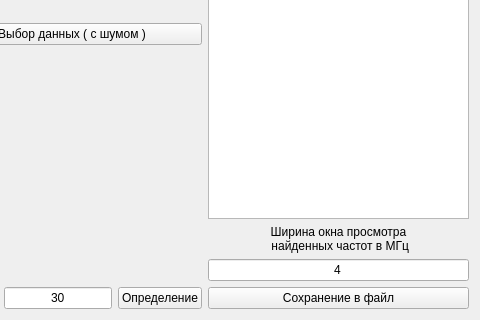
Qt form gui.ui (SkorEgor/scientific_work_in_python) before a commit; both pictures show x 330 to 810 and y 252 to 572 of the 810 by 572 pixel window.
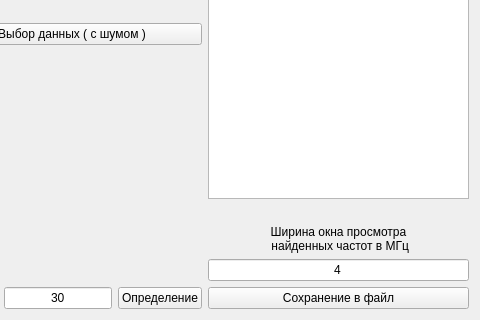
The same form after that commit.

Commit message: create_data_class

Patch:
```diff
--- a/gui.ui
+++ b/gui.ui
@@ -187,6 +187,13 @@
            </property>
           </widget>
          </item>
+         <item>
+          <widget class="QLabel" name="label_statistics_on_selected_frequencies">
+           <property name="text">
+            <string/>
+           </property>
+          </widget>
+         </item>
          <item>
           <widget class="QLabel" name="label_4">
            <property name="layoutDirection">
```
Left out of the diff: 2 changed lines with no effect on the pictures. The commit also changes 3 other files.
